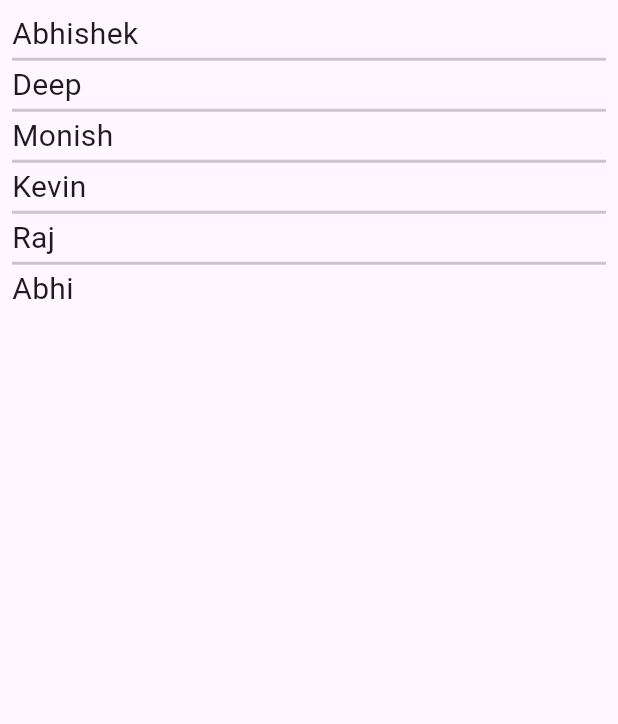
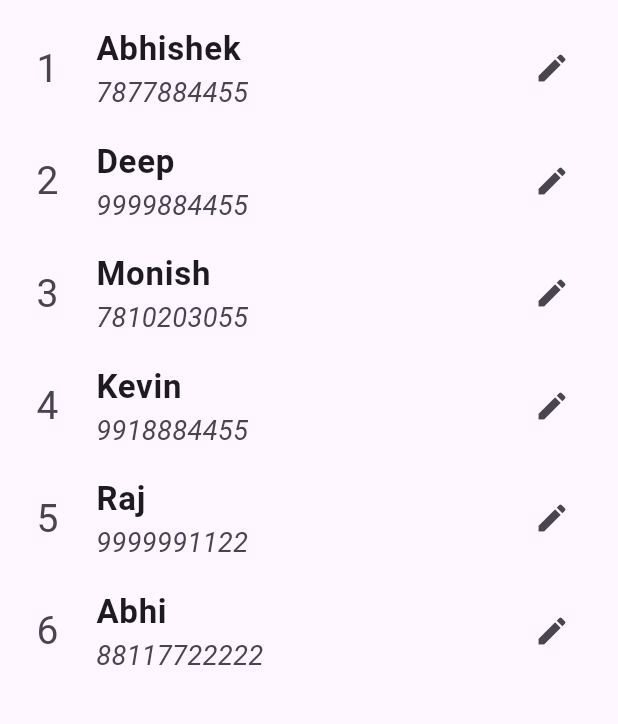
Before and after one commit to 032AbhishekChoksi/listview-flutter, a Flutter app: the screen it shows after launch, on a phone screen of 412 x 824 dp, the part 84-808 px from its top. Run offline on Flutter 3.47's test engine with Material 2 defaults, Android fonts, the phone set to English and light mode, and no system bars.

Commit message:
ListTile Widget

```diff
--- a/lib/main.dart
+++ b/lib/main.dart
@@ -33,6 +33,14 @@ class MyHomePage extends StatefulWidget {
 
 class _MyHomePageState extends State<MyHomePage> {
   var arrName = ['Abhishek', 'Deep', 'Monish', 'Kevin', 'Raj', 'Abhi'];
+  var arrContact = [
+    '7877884455',
+    '9999884455',
+    '7810203055',
+    '9918884455',
+    '9999991122',
+    '88117722222'
+  ];
 
   @override
   Widget build(BuildContext context) {
@@ -97,18 +105,46 @@ class _MyHomePageState extends State<MyHomePage> {
       *   -> the separator list.
       * Unlike the builder() constructor, the itemCount parameter is compulsory here.
       */
-      body: ListView.separated(
+      // body: ListView.separated(
+      //   padding: const EdgeInsets.all(8.0),
+      //   itemCount: arrName.length,
+      //   itemBuilder: (context, index) {
+      //     return Text(
+      //       arrName[index],
+      //       style: const TextStyle(fontSize: 20),
+      //     );
+      //   },
+      //   separatorBuilder: (context, index) {
+      //     return const Divider(height: 5, thickness: 2);
+      //   },
+      // ),
+
+      /*
+      * ListTile Widget
+      *   ListTile widget is used to populate a ListView in Flutter. It contains title as well as leading or trailing icons.
+      */
+      body: ListView.builder(
         padding: const EdgeInsets.all(8.0),
-        itemCount: arrName.length,
+        // scrollDirection: Axis.horizontal,
+        // reverse: true,
         itemBuilder: (context, index) {
-          return Text(
-            arrName[index],
-            style: const TextStyle(fontSize: 20),
+          return ListTile(
+            leading: Text(
+              '${index + 1}',
+              style: const TextStyle(fontSize: 26, fontWeight: FontWeight.w400),
+            ),
+            title: Text(
+              arrName[index],
+              style: const TextStyle(fontSize: 22, fontWeight: FontWeight.w700),
+            ),
+            subtitle: Text(
+              arrContact[index],
+              style: const TextStyle(fontSize: 18, fontStyle: FontStyle.italic),
+            ),
+            trailing: const Icon(Icons.edit),
           );
         },
-        separatorBuilder: (context, index) {
-          return const Divider(height: 5, thickness: 2);
-        },
+        itemCount: arrName.length,
       ),
     );
   }
```
